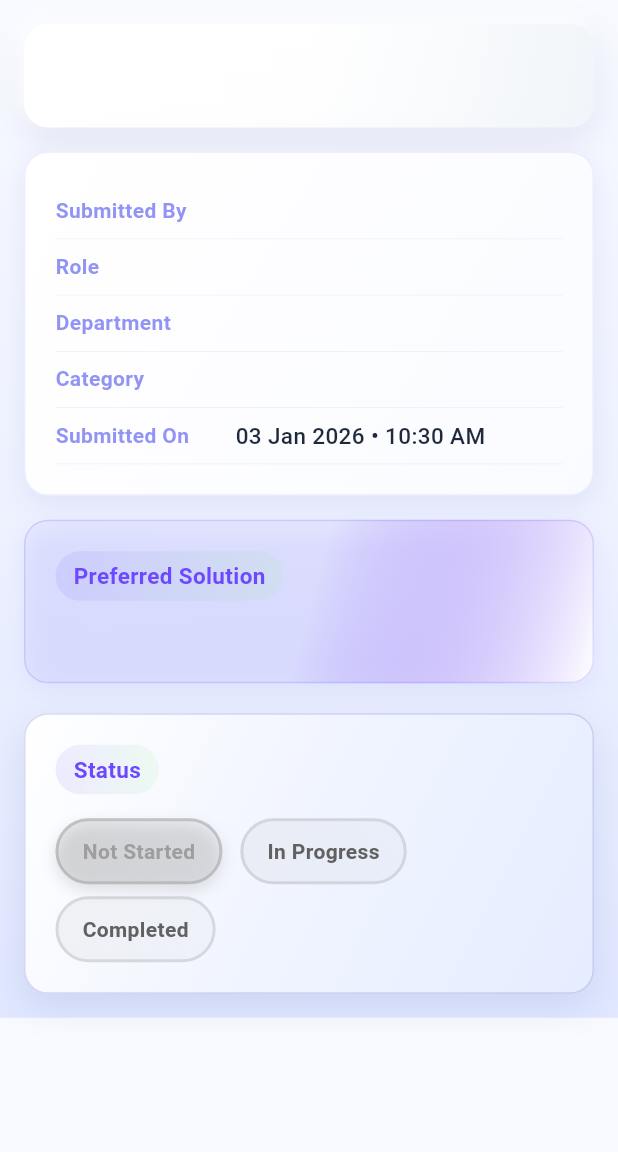
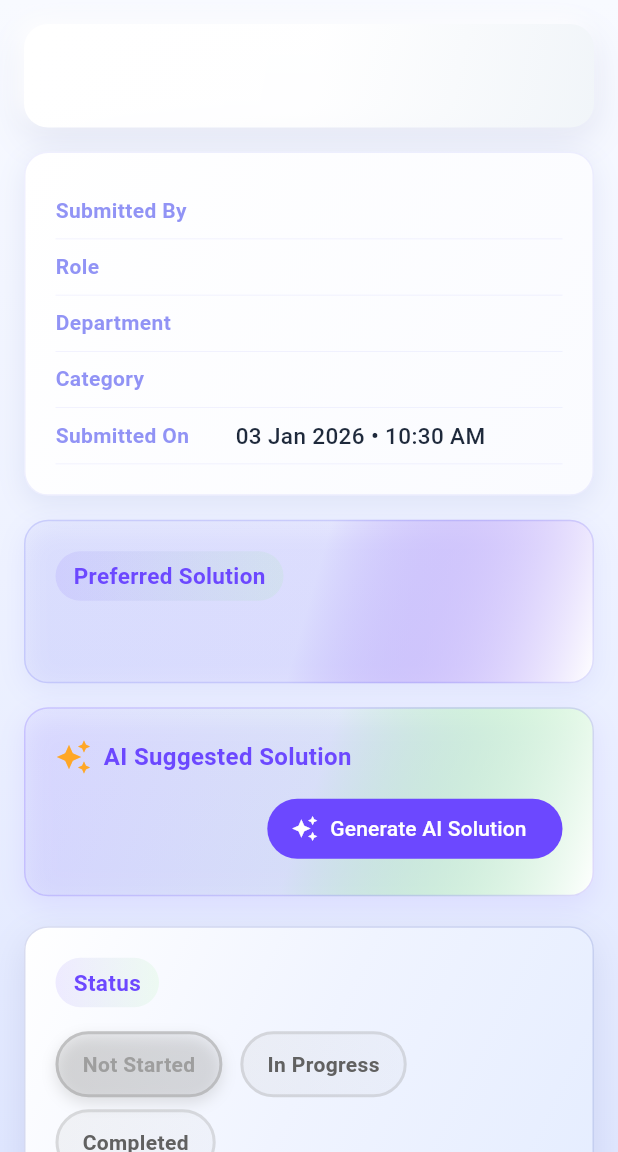
Before and after one commit to aparnabanpela20/UniPulse, a Flutter app: the ComplaintDetailScreen screen opened directly with empty values, on a phone screen of 412 x 824 dp, the part 84-1236 px from its top. Run offline on Flutter 3.47's test engine with Material 3 defaults, Android fonts, the phone set to English and light mode, and no system bars; our stand-ins replace cloud_firestore, firebase_core, flutter_riverpod; accounts and stored records are empty; generated files the repository leaves out were written again.

Commit message:
AI generating solutions

```diff
--- a/lib/providers/ai_provider.dart
+++ b/lib/providers/ai_provider.dart
@@ -81,7 +81,7 @@ class AiStateNotifier extends StateNotifier<AIStateModel> {
   }
 
   //Per-complaint AI solution generation
-  Future<void> generaetComplaintSolution({
+  Future<void> generateComplaintSolution({
     required String complaintId,
     required Map<String, dynamic> complaintData,
   }) async {
--- a/lib/screens/complaint_detail_screen.dart
+++ b/lib/screens/complaint_detail_screen.dart
@@ -1,20 +1,28 @@
+import 'package:campus_signal/models/ai_state_model.dart';
 import 'package:flutter/material.dart';
 import 'package:intl/intl.dart';
 import '../models/complaint.dart';
-import 'package:provider/provider.dart';
+import 'package:provider/provider.dart' as provider;
 import '../providers/complaint_provider.dart';
+import '../widget/ai_loading_card.dart';
+import '../providers/ai_provider.dart';
+import 'package:flutter_riverpod/flutter_riverpod.dart';
 
-class ComplaintDetailScreen extends StatefulWidget {
+class ComplaintDetailScreen extends ConsumerStatefulWidget {
   final Complaint complaint;
 
-  const ComplaintDetailScreen({super.key, required this.complaint});
+  ComplaintDetailScreen({super.key, required this.complaint});
 
   @override
-  State<ComplaintDetailScreen> createState() => _ComplaintDetailScreenState();
+  ConsumerState<ComplaintDetailScreen> createState() =>
+      _ComplaintDetailScreenState();
 }
 
-class _ComplaintDetailScreenState extends State<ComplaintDetailScreen> {
+class _ComplaintDetailScreenState extends ConsumerState<ComplaintDetailScreen> {
   late ComplaintStatus status;
+
+  bool isAiEnabled = false;
+  bool _hasTriggeredAI = false;
 
   @override
   void initState() {
@@ -90,7 +98,9 @@ class _ComplaintDetailScreenState extends State<ComplaintDetailScreen> {
     final primary = theme.primaryColor;
     final secondary = theme.colorScheme.secondary;
 
-    final complaintProvider = Provider.of<ComplaintProvider>(
+    final aiState = ref.watch(aiProvider);
+
+    final complaintProvider = provider.Provider.of<ComplaintProvider>(
       context,
       listen: false,
     );
@@ -141,7 +151,7 @@ class _ComplaintDetailScreenState extends State<ComplaintDetailScreen> {
           child: Column(
             crossAxisAlignment: CrossAxisAlignment.start,
             children: [
-              /// 🔹 Complaint Title
+              // 🔹 Complaint Title
               Container(
                 width: double.infinity,
                 decoration: BoxDecoration(
@@ -295,6 +305,8 @@ class _ComplaintDetailScreenState extends State<ComplaintDetailScreen> {
                 ),
               ),
 
+              _buildAiSolutionSection(aiState, primary, secondary),
+
               const SizedBox(height: 20),
 
               /// 🔹 Status Section (Admin Action)
@@ -428,4 +440,108 @@ class _ComplaintDetailScreenState extends State<ComplaintDetailScreen> {
       ),
     );
   }
+
+  Widget _buildAiSolutionSection(
+    AIStateModel aiState,
+    Color primary,
+    Color secondary,
+  ) {
+    final complaintId = widget.complaint.id;
+
+    final isGenerating = aiState.generatingSolutions.contains(complaintId);
+    final aiSolution = aiState.complaintSolutions[complaintId];
+
+    return Container(
+      width: double.infinity,
+      margin: const EdgeInsets.only(top: 16),
+      decoration: BoxDecoration(
+        gradient: LinearGradient(
+          begin: Alignment.topLeft,
+          end: Alignment.bottomRight,
+          colors: [
+            primary.withOpacity(0.05),
+            secondary.withOpacity(0.05),
+            Colors.white,
+          ],
+        ),
+        borderRadius: BorderRadius.circular(16),
+        border: Border.all(color: primary.withOpacity(0.2)),
+        boxShadow: [
+          BoxShadow(
+            color: primary.withOpacity(0.1),
+            blurRadius: 15,
+            offset: const Offset(0, 6),
+          ),
+        ],
+      ),
+      child: Padding(
+        padding: const EdgeInsets.all(20),
+        child: Column(
+          crossAxisAlignment: CrossAxisAlignment.start,
+          children: [
+            /// Header
+            Row(
+              children: [
+                Icon(Icons.auto_awesome, color: Colors.orange.shade400),
+                const SizedBox(width: 8),
+                Text(
+                  "AI Suggested Solution",
+                  style: TextStyle(
+                    fontSize: 16,
+                    fontWeight: FontWeight.bold,
+                    color: primary,
+                  ),
+                ),
+              ],
+            ),
+
+            const SizedBox(height: 12),
+
+            /// Loading
+            if (isGenerating) const AiLoadingCard(),
+
+            /// AI Solution Text
+            if (!isGenerating && aiSolution != null)
+              Text(
+                aiSolution,
+                style: TextStyle(
+                  fontSize: 15,
+                  height: 1.5,
+                  color: Theme.of(context).colorScheme.onSurface,
+                ),
+              ),
+
+            /// Generate Button
+            if (!isGenerating && aiSolution == null)
+              Align(
+                alignment: Alignment.centerRight,
+                child: ElevatedButton.icon(
+                  onPressed: () {
+                    ref
+                        .read(aiProvider.notifier)
+                        .generateComplaintSolution(
+                          complaintId: complaintId,
+                          complaintData: {
+                            "complaint": widget.complaint.complaint,
+                            "category": widget.complaint.category,
+                            "preferredSolution": widget.complaint.solution,
+                          },
+                        );
+                  },
+                  icon: const Icon(Icons.auto_awesome),
+                  label: const Text("Generate AI Solution"),
+                  style: ElevatedButton.styleFrom(
+                    backgroundColor: primary,
+                    foregroundColor: Colors.white,
+                    shape: RoundedRectangleBorder(
+                      borderRadius: BorderRadius.circular(20),
+                    ),
+                  ),
+                ),
+              ),
+          ],
+        ),
+      ),
+    );
+  }
 }
--- a/lib/services/gemini_service.dart
+++ b/lib/services/gemini_service.dart
@@ -5,7 +5,7 @@ class GeminiService {
   static const String _apikey = String.fromEnvironment('GEMINI_API_KEY');
 
   static const String _endpoint =
-      'https://generativelanguage.googleapis.com/v1beta/models/gemini-1.5-flash:generateContent';
+      'https://generativelanguage.googleapis.com/v1/models/gemini-2.5-flash:generateContent';
 
   Future<String> generateSolution({
     required String complaint,
@@ -58,6 +58,9 @@ Return ONLY the final suggested solution text.
     }
 
     final data = jsonDecode(response.body);
-    return data['candidates'][0]['content']['parts'][0]['text'];
+    final text = data['candidates'][0]['content']['parts'][0]['text'];
+
+    text.trim().replaceAll(RegExp(r'^"+|"+$'), '');
+    return text;
   }
 }
```
